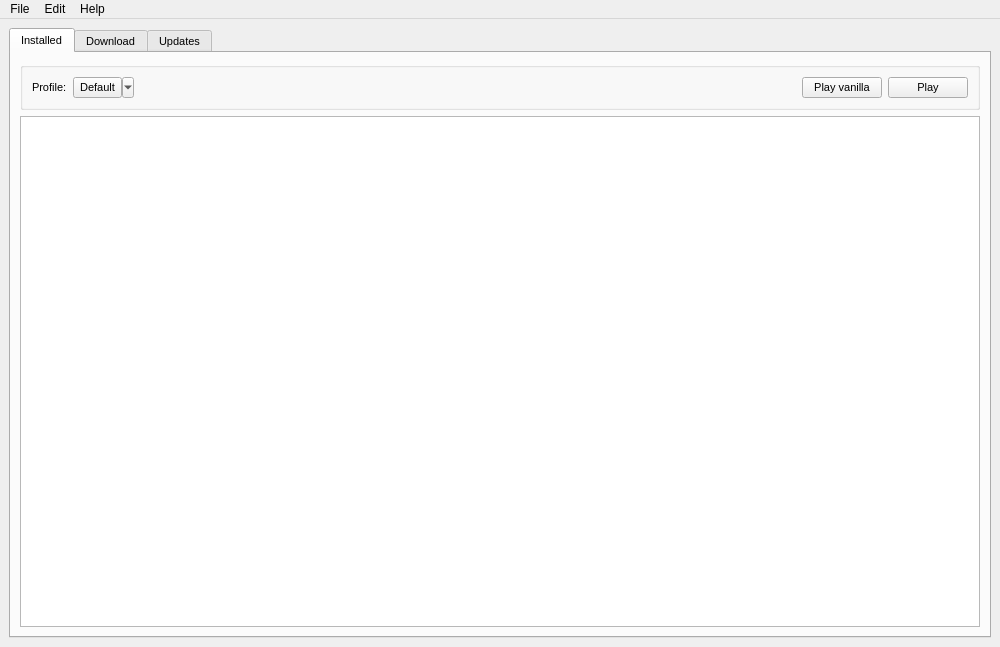
Before: the Qt Designer form mainwindow.ui in spydragon/Quartzite, drawn with Qt 5.
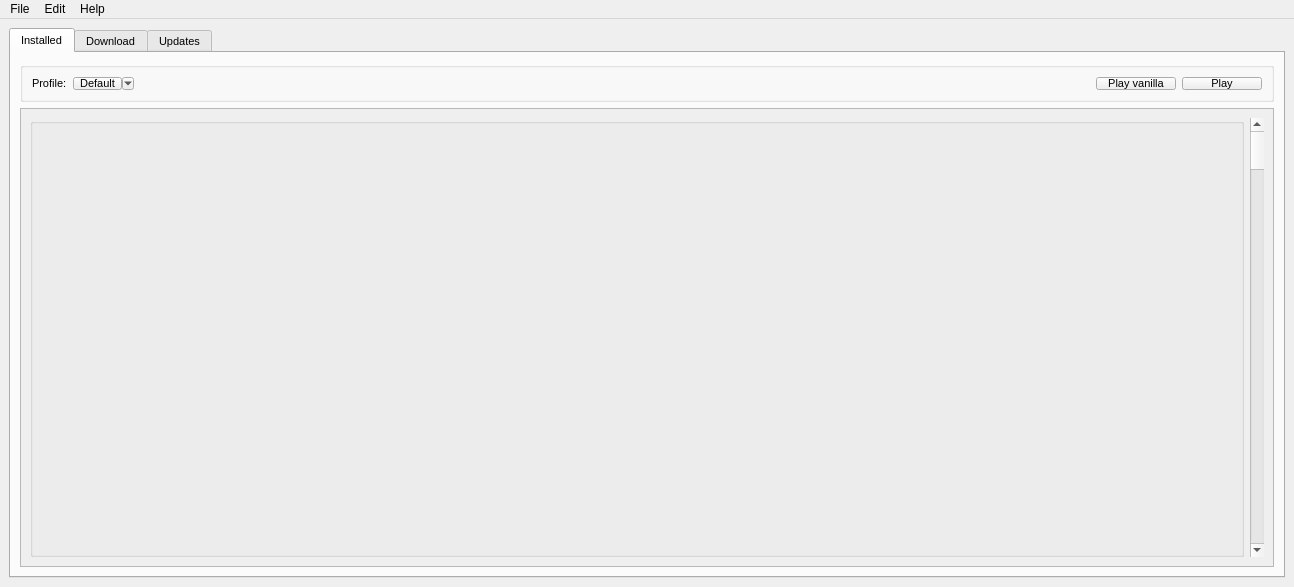
After: the same form once the commit is applied.

Commit message:
made a new widget
and messed up some buttons ;n;

What changed in the file:
```diff
--- a/mainwindow.ui
+++ b/mainwindow.ui
@@ -6,8 +6,8 @@
    <rect>
     <x>0</x>
     <y>0</y>
-    <width>1000</width>
-    <height>647</height>
+    <width>1294</width>
+    <height>587</height>
    </rect>
   </property>
   <property name="sizePolicy">
@@ -16,6 +16,12 @@
     <verstretch>0</verstretch>
    </sizepolicy>
   </property>
+  <property name="maximumSize">
+   <size>
+    <width>16777215</width>
+    <height>16777215</height>
+   </size>
+  </property>
   <property name="windowTitle">
    <string>Quartzite</string>
   </property>
@@ -77,6 +83,12 @@
             <height>40</height>
            </size>
           </property>
+          <property name="maximumSize">
+           <size>
+            <width>16777215</width>
+            <height>40</height>
+           </size>
+          </property>
           <property name="title">
            <string/>
           </property>
@@ -171,7 +183,43 @@
          </widget>
         </item>
         <item>
-         <widget class="QTableView" name="InstalledModsView"/>
+         <widget class="QScrollArea" name="scrollArea">
+          <property name="sizePolicy">
+           <sizepolicy hsizetype="Preferred" vsizetype="MinimumExpanding">
+            <horstretch>0</horstretch>
+            <verstretch>0</verstretch>
+           </sizepolicy>
+          </property>
+          <property name="widgetResizable">
+           <bool>true</bool>
+          </property>
+          <widget class="QWidget" name="scrollAreaWidgetContents">
+           <property name="geometry">
+            <rect>
+             <x>0</x>
+             <y>0</y>
+             <width>1264</width>
+             <height>477</height>
+            </rect>
+           </property>
+           <layout class="QHBoxLayout" name="horizontalLayout_4">
+            <item>
+             <widget class="QGroupBox" name="groupBox">
+              <property name="title">
+               <string/>
+              </property>
+             </widget>
+            </item>
+            <item>
+             <widget class="QScrollBar" name="verticalScrollBar">
+              <property name="orientation">
+               <enum>Qt::Orientation::Vertical</enum>
+              </property>
+             </widget>
+            </item>
+           </layout>
+          </widget>
+         </widget>
         </item>
        </layout>
       </widget>
@@ -231,8 +279,8 @@
     <rect>
      <x>0</x>
      <y>0</y>
-     <width>1000</width>
-     <height>19</height>
+     <width>1294</width>
+     <height>17</height>
     </rect>
    </property>
    <widget class="QMenu" name="menuFile">
```
Left out of the diff: 55 changed lines with no effect on the pictures. The commit also changes 7 other files.
